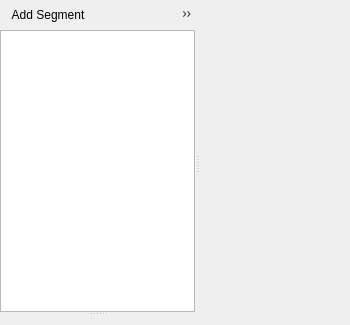
The window that res/forms/CutsceneWidget.ui (tedvalson/NovelTea) describes before a commit, drawn with Qt 5.
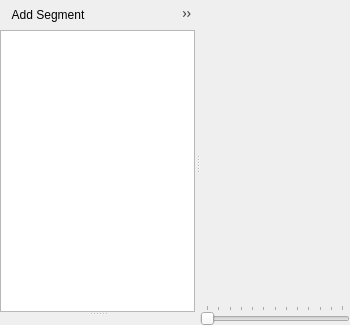
The same window after the commit. Icons and pictures are not drawn. Custom widgets are drawn as their Qt base class.

Commit message:
Add functional cutscene tracker bar.
Needed to add a reset method to the CutsceneRenderer
for this. A single call to update method should load an
accurate view of the Cutscene at that interval.

```diff
--- a/res/forms/CutsceneWidget.ui
+++ b/res/forms/CutsceneWidget.ui
@@ -158,6 +158,12 @@
        </layout>
       </widget>
      </widget>
+     <widget class="QWidget" name="verticalLayoutWidgetRight">
+      <layout class="QVBoxLayout" name="verticalLayoutRight">
+       <property name="spacing">
+        <number>1</number>
+       </property>
+       <item>
      <widget class="NovelTeaWidget" name="preview" native="true">
       <property name="sizePolicy">
        <sizepolicy hsizetype="Expanding" vsizetype="Expanding">
@@ -171,6 +177,28 @@
         <height>300</height>
        </size>
       </property>
+        </widget>
+       </item>
+       <item>
+        <widget class="QSlider" name="horizontalSlider">
+         <property name="maximum">
+          <number>6000</number>
+         </property>
+         <property name="singleStep">
+          <number>100</number>
+         </property>
+         <property name="pageStep">
+          <number>500</number>
+         </property>
+         <property name="orientation">
+          <enum>Qt::Horizontal</enum>
+         </property>
+         <property name="tickPosition">
+          <enum>QSlider::TicksAbove</enum>
+         </property>
+        </widget>
+       </item>
+      </layout>
      </widget>
     </widget>
    </item>
```
Lines whose indentation alone changed are shown as unchanged. The commit also changes 4 other files.
